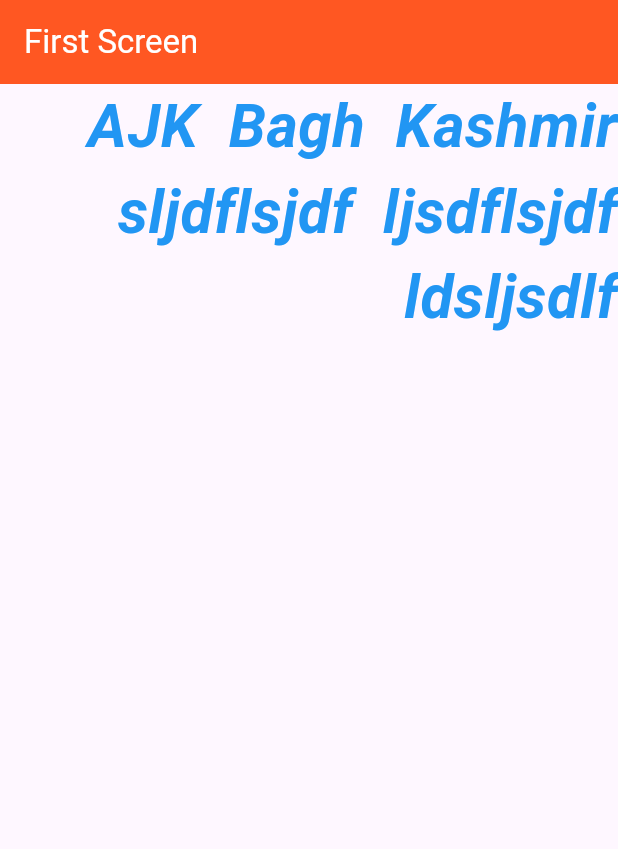
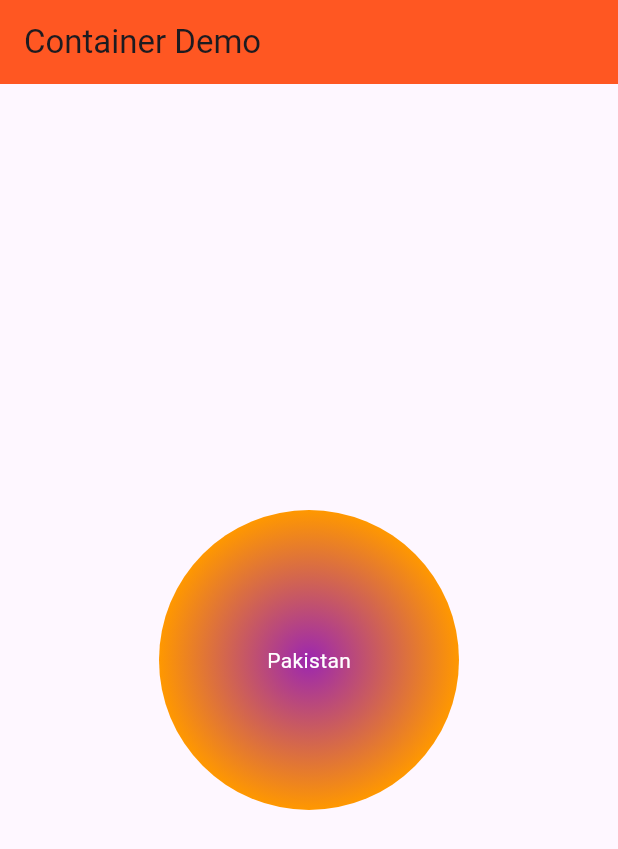
Before and after one commit to abidroid/uoajkbagh_day2, a Flutter app: the screen it shows after launch, on a phone screen of 412 x 824 dp. Shown: the top 849 px of the screen. Run offline on Flutter 3.47's test engine with Material 3 defaults, Android fonts, the phone set to English and light mode, and no system bars.

Commit message:
container

```diff
--- a/lib/main.dart
+++ b/lib/main.dart
@@ -1,4 +1,5 @@
 import 'package:flutter/material.dart';
+import 'package:uoajkbagh_day2/screens/container_demo_screen.dart';
 import 'package:uoajkbagh_day2/screens/first_screen.dart';
 
 void main() {
@@ -17,7 +18,7 @@ class MyApp extends StatelessWidget {
 
         colorScheme: ColorScheme.fromSeed(seedColor: Colors.deepPurple),
       ),
-      home: const FirstScreen(),
+      home: const ContainerDemoScreen(), // launcher screen
     );
   }
 }
--- /dev/null
+++ b/lib/screens/container_demo_screen.dart
@@ -0,0 +1,58 @@
+import 'package:flutter/material.dart';
+
+class ContainerDemoScreen extends StatelessWidget {
+  const ContainerDemoScreen({super.key});
+
+  @override
+  Widget build(BuildContext context) {
+    return Scaffold(
+      appBar: AppBar(
+        backgroundColor: Colors.deepOrange,
+        title: Text('Container Demo'),
+      ),
+
+      body: Center(
+        child: Container(
+          //alignment: Alignment.topRight,
+          width: 300,
+          height: 200,
+          decoration: BoxDecoration(
+            shape: BoxShape.circle,
+            color: Colors.green,
+            //borderRadius: BorderRadius.circular(100),
+            // borderRadius: BorderRadius.only(
+            //   topLeft: Radius.circular(20),
+            //   bottomRight: Radius.circular(20),
+            // ),
+
+            // boxShadow: [
+            //   BoxShadow(
+            //     offset: Offset(10, 10),
+            //   )
+            // ],
+            gradient: RadialGradient(colors: [
+              Colors.purple,
+              Colors.orange,
+            ]),
+
+
+            // gradient: LinearGradient(
+            //   colors: [
+            //   Colors.purple,
+            //   Colors.orange,
+            //   ],
+            //   begin: Alignment.topLeft,
+            //   end: Alignment.bottomRight
+            //
+            // ),
+          ),
+
+          child: Center(
+            child: Text('Pakistan',
+                style: TextStyle(color: Colors.white)),
+          ),
+        ),
+      ),
+    );
+  }
+}
```
